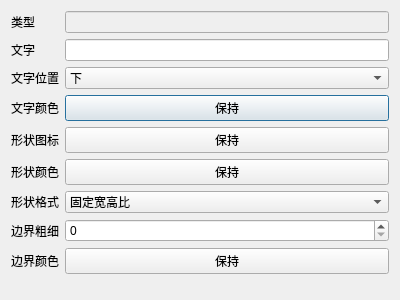
SammyEnigma/Soc-Performance-Evaluation, file shapepropertydialog.ui: the form before one commit.
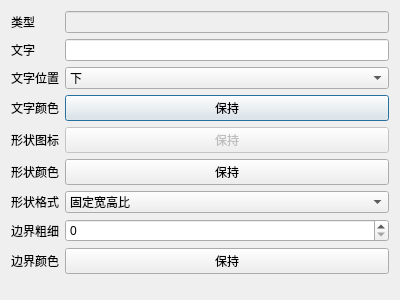
The form after the commit.

The edit to the form file:
```diff
--- a/shapepropertydialog.ui
+++ b/shapepropertydialog.ui
@@ -142,6 +142,9 @@
      </item>
      <item row="4" column="1">
       <widget class="QPushButton" name="pixmap_name_btn">
+       <property name="enabled">
+        <bool>false</bool>
+       </property>
        <property name="text">
         <string>保持</string>
        </property>
```
